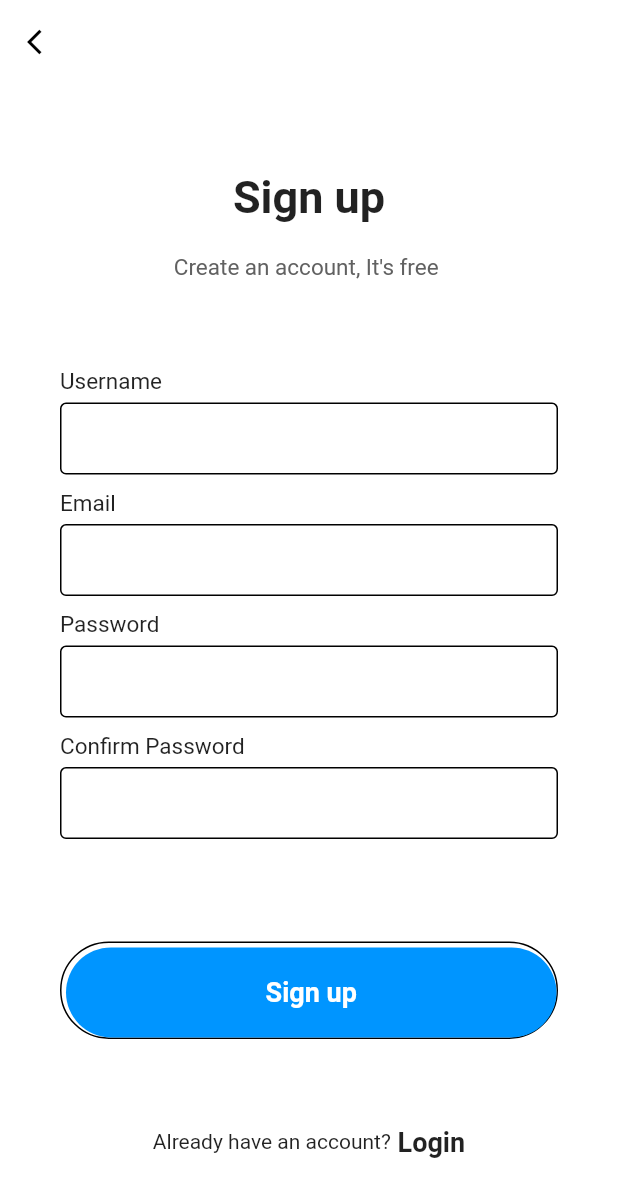
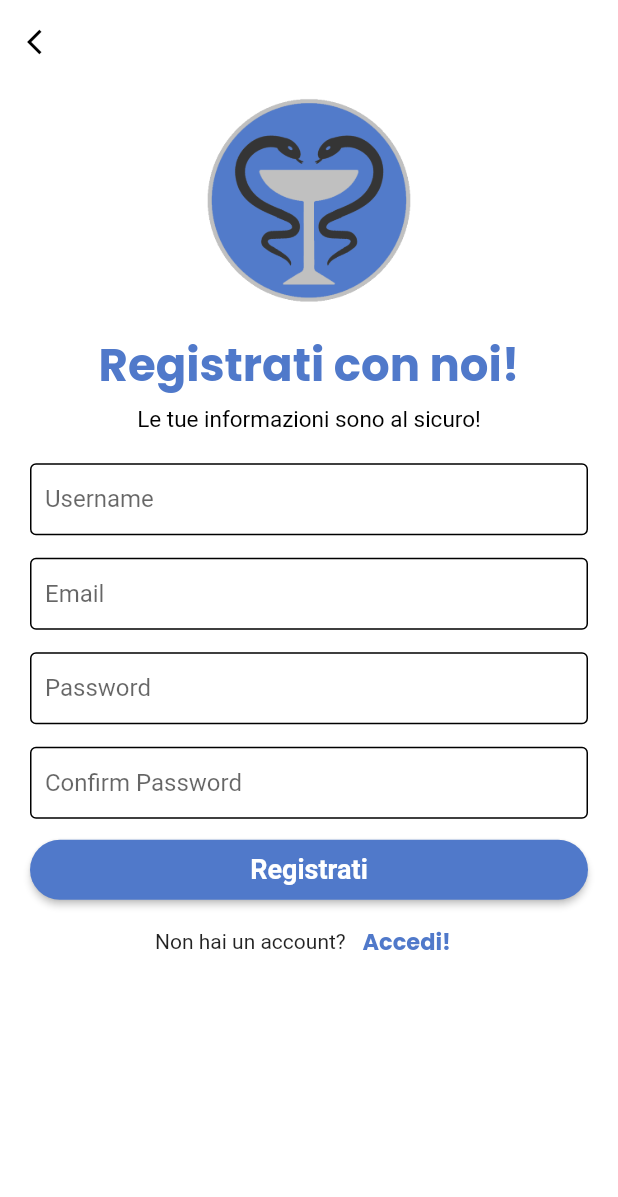
Before and after one commit to sbarto/SANI, a Flutter app: the screen it shows after launch, after a tap on "Registrati", on a phone screen of 412 x 824 dp. Shown: the top 1197 px of the screen. Run offline on Flutter 3.47's test engine with Material 2 defaults, Android fonts, the phone set to English and light mode, and no system bars; our stand-ins replace google_fonts.

Commit message:
parte grafica splash, login e registrazione completata

```diff
--- a/flutter_app_sani/lib/Screens/SplashScreen.dart
+++ b/flutter_app_sani/lib/Screens/SplashScreen.dart
@@ -107,7 +107,7 @@ class SplashScreen extends StatelessWidget {
       },
       // defining the shape
       shape: RoundedRectangleBorder(
-          side: BorderSide(color: grayPrimariyColor),
+          side: BorderSide(color: grayPrimaryColor),
           borderRadius: BorderRadius.circular(50)),
       child: Text(
         "Accedi",
--- a/flutter_app_sani/lib/Screens/signup.dart
+++ b/flutter_app_sani/lib/Screens/signup.dart
@@ -1,4 +1,7 @@
 import 'package:flutter/material.dart';
+import 'package:flutter_app_sani/Screens/login.dart';
+import 'package:flutter_app_sani/constants.dart';
+import 'package:google_fonts/google_fonts.dart';
 
 class SignupPage extends StatelessWidget {
   @override
@@ -21,29 +24,39 @@ class SignupPage extends StatelessWidget {
           ),
         ),
       ),
-      body: SingleChildScrollView(
+      body: Container(
         child: Container(
-          padding: EdgeInsets.symmetric(horizontal: 40),
-          height: MediaQuery.of(context).size.height - 50,
+          padding: EdgeInsets.symmetric(horizontal: 20),
+          height: MediaQuery.of(context).size.height,
           width: double.infinity,
           child: Column(
-            mainAxisAlignment: MainAxisAlignment.spaceEvenly,
             children: <Widget>[
+              Container(
+                height: MediaQuery.of(context).size.height / 5,
+                decoration: BoxDecoration(
+                    image:
+                        DecorationImage(image: AssetImage("assets/logo.png"))),
+              ),
               Column(
                 children: <Widget>[
                   Text(
-                    "Sign up",
-                    style: TextStyle(
+                    'Registrati con noi!',
+                    style: GoogleFonts.poppins(
+                      textStyle: Theme.of(context).textTheme.headline4,
                       fontSize: 30,
-                      fontWeight: FontWeight.bold,
+                      color: bluPrimaryColor,
+                      fontWeight: FontWeight.w700,
                     ),
                   ),
                   SizedBox(
-                    height: 20,
+                    height: 5,
                   ),
                   Text(
-                    "Create an account, It's free ",
-                    style: TextStyle(fontSize: 15, color: Colors.grey[700]),
+                    "Le tue informazioni sono al sicuro!",
+                    style: TextStyle(fontSize: 15, color: Colors.black),
+                  ),
+                  SizedBox(
+                    height: 15,
                   )
                 ],
               ),
@@ -56,44 +69,29 @@ class SignupPage extends StatelessWidget {
                 ],
               ),
               Container(
-                padding: EdgeInsets.only(top: 3, left: 3),
-                decoration: BoxDecoration(
-                    borderRadius: BorderRadius.circular(50),
-                    border: Border(
-                      bottom: BorderSide(color: Colors.black),
-                      top: BorderSide(color: Colors.black),
-                      left: BorderSide(color: Colors.black),
-                      right: BorderSide(color: Colors.black),
-                    )),
                 child: MaterialButton(
                   minWidth: double.infinity,
-                  height: 60,
+                  height: 40,
                   onPressed: () {},
-                  color: Color(0xff0095FF),
-                  elevation: 0,
+                  color: bluPrimaryColor,
                   shape: RoundedRectangleBorder(
-                    borderRadius: BorderRadius.circular(50),
-                  ),
+                      borderRadius: BorderRadius.circular(50)),
                   child: Text(
-                    "Sign up",
+                    "Registrati",
                     style: TextStyle(
-                      fontWeight: FontWeight.w600,
-                      fontSize: 18,
-                      color: Colors.white,
-                    ),
+                        color: Colors.white,
+                        fontWeight: FontWeight.w600,
+                        fontSize: 18),
                   ),
                 ),
               ),
               Row(
                 mainAxisAlignment: MainAxisAlignment.center,
                 children: <Widget>[
-                  Text("Already have an account?"),
-                  Text(
-                    " Login",
-                    style: TextStyle(fontWeight: FontWeight.w600, fontSize: 18),
-                  )
+                  Text("Non hai un account?"),
+                  btnAccedi(),
                 ],
-              )
+              ),
             ],
           ),
         ),
@@ -107,17 +105,13 @@ Widget inputFile({label, obscureText = false}) {
   return Column(
     crossAxisAlignment: CrossAxisAlignment.start,
     children: <Widget>[
-      Text(
-        label,
-        style: TextStyle(
-            fontSize: 15, fontWeight: FontWeight.w400, color: Colors.black87),
-      ),
       SizedBox(
         height: 5,
       ),
       TextField(
         obscureText: obscureText,
         decoration: InputDecoration(
+            hintText: label,
             contentPadding: EdgeInsets.symmetric(vertical: 0, horizontal: 10),
             enabledBorder: OutlineInputBorder(
               borderSide: BorderSide(color: Colors.black),
@@ -131,3 +125,30 @@ Widget inputFile({label, obscureText = false}) {
     ],
   );
 }
+
+class btnAccedi extends StatelessWidget {
+  const btnAccedi({
+    Key key,
+  }) : super(key: key);
+
+  @override
+  Widget build(BuildContext context) {
+    return TextButton(
+      onPressed: () {
+        Navigator.push(
+          context,
+          MaterialPageRoute(builder: (context) => LoginPage()),
+        );
+      },
+      child: new Text(
+        ' Accedi!',
+        style: GoogleFonts.poppins(
+          textStyle: Theme.of(context).textTheme.headline4,
+          fontSize: 15,
+          color: bluPrimaryColor,
+          fontWeight: FontWeight.w700,
+        ),
+      ),
+    );
+  }
+}
--- a/flutter_app_sani/lib/constants.dart
+++ b/flutter_app_sani/lib/constants.dart
@@ -1,4 +1,4 @@
 import 'package:flutter/material.dart';
 
 const bluPrimaryColor = Color(0xff5079CA);
-const grayPrimariyColor = Color(0xFFC4C4C4);
+const grayPrimaryColor = Color(0xFFC4C4C4);
```
Also changed, not shown: flutter_app_sani/lib/Screens/login.dart (+49 -44 lines).
